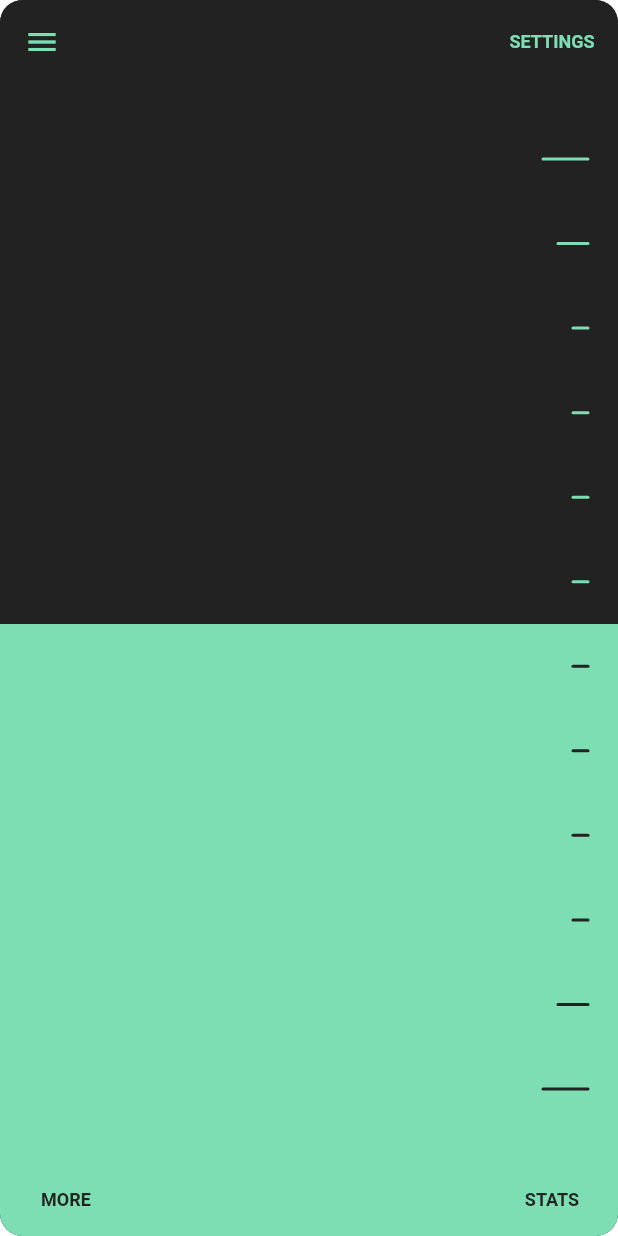
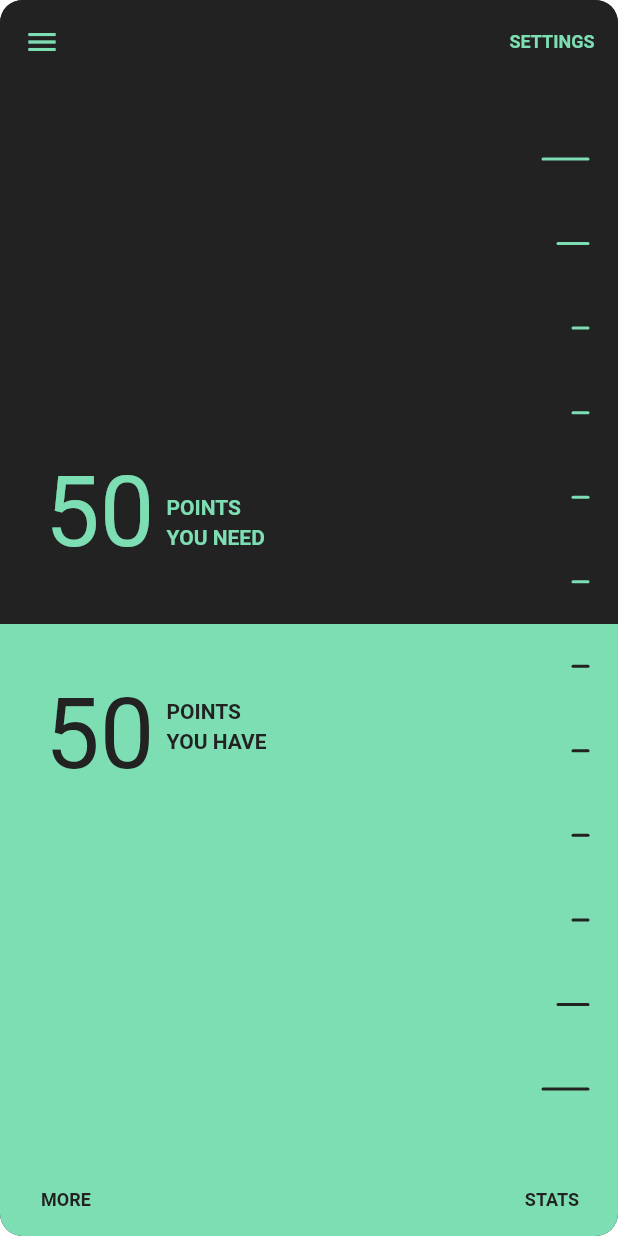
Before and after one commit to kevzzsk/SpringySlider, a Flutter app: the screen it shows after launch, on a phone screen of 412 x 824 dp. Run offline on Flutter 3.47's test engine with Material 2 defaults, Android fonts, the phone set to English and light mode, and no system bars.

Commit message:
Add numbers & text
Create Point class to render the numbers and text

```diff
--- a/lib/main.dart
+++ b/lib/main.dart
@@ -97,6 +97,11 @@ class SpringSlider extends StatefulWidget {
 }
 
 class _SpringSliderState extends State<SpringSlider> {
+  final double paddingTop = 50.0;
+  final double paddingBottom = 50.0;
+
+  double sliderPercent = 0.50;
+
   @override
   Widget build(BuildContext context) {
     return Stack(
@@ -104,11 +109,12 @@ class _SpringSliderState extends State<SpringSlider> {
         new SliderMarks(
           markCount: widget.markCount,
           color: widget.positiveColor,
-          paddingTop: 50.0,
-          paddingBottom: 50.0,
+          paddingTop: paddingTop,
+          paddingBottom: paddingBottom,
         ),
-        ClipPath( // custom CLIP
-        clipper:  new SliderClipper(),
+        ClipPath(
+          // custom CLIP
+          clipper: new SliderClipper(),
           child: new Stack(
             children: <Widget>[
               new Container(
@@ -117,12 +123,50 @@ class _SpringSliderState extends State<SpringSlider> {
               new SliderMarks(
                 markCount: widget.markCount,
                 color: widget.negativeColor,
-                paddingTop: 50.0,
-                paddingBottom: 50.0,
+                paddingTop: paddingTop,
+                paddingBottom: paddingBottom,
               ),
             ],
           ),
-        )
+        ),
+        new Padding(
+          padding: EdgeInsets.only(top: paddingTop, bottom: paddingBottom),
+          child: LayoutBuilder(
+            builder: (BuildContext context, BoxConstraints constraints) {
+              final height = constraints.maxHeight;
+              final sliderY = height * (1.0 - sliderPercent);
+              final pointsYouNeed = (100 * (1.0 - sliderPercent)).round();
+              final pointsYouHave = (100 - pointsYouNeed);
+
+              return new Stack(
+                children: <Widget>[
+                  new Positioned(
+                    left: 30.0,
+                    top: sliderY - 50.0,
+                    child: FractionalTranslation(
+                        translation: Offset(0.0, -1.0),
+                        child: new Points(
+                          points: pointsYouNeed,
+                          isAboveSlider: true,
+                          isPointsYouNeed: true,
+                          color: Theme.of(context).highlightColor,
+                        )),
+                  ),
+                  new Positioned(
+                    left: 30.0,
+                    top: sliderY + 50.0,
+                    child: new Points(
+                      points: pointsYouHave,
+                      isAboveSlider: false,
+                      isPointsYouNeed: false,
+                      color: Theme.of(context).primaryColor,
+                    ),
+                  )
+                ],
+              );
+            },
+          ),
+        ),
       ],
     );
   }
@@ -207,17 +251,13 @@ class SliderMarksPainter extends CustomPainter {
   }
 }
 
-class SliderClipper extends CustomClipper<Path>{
-
-
+class SliderClipper extends CustomClipper<Path> {
   @override
   prefix0.Path getClip(prefix0.Size size) {
     Path rect = new Path();
 
     rect.addRect(
-      new Rect.fromLTWH(
-        0.0, size.height/2, size.width, size.height)
-    );
+        new Rect.fromLTWH(0.0, size.height / 2, size.width, size.height));
 
     return rect;
   }
@@ -227,5 +267,56 @@ class SliderClipper extends CustomClipper<Path>{
     // TODO: implement shouldReclip
     return true;
   }
+}
 
+class Points extends StatelessWidget {
+  final int points;
+  final bool isAboveSlider;
+  final bool isPointsYouNeed;
+  final Color color;
+
+  Points({this.color, this.isAboveSlider, this.isPointsYouNeed, this.points});
+
+  @override
+  Widget build(BuildContext context) {
+    final percent = points / 100.0;
+    final pointTextSize = 30.0 + (70.0 * percent);
+
+    return Row(
+      crossAxisAlignment:
+          isAboveSlider ? CrossAxisAlignment.end : CrossAxisAlignment.start,
+      children: <Widget>[
+        FractionalTranslation(
+          translation: Offset(0.0, isAboveSlider? 0.18:-0.18),
+          child: new Text(
+            "$points",
+            style: new TextStyle(
+              fontSize: pointTextSize,
+              color: color,
+            ),
+          ),
+        ),
+        new Padding(
+          padding: EdgeInsets.only(left: 8.0),
+          child: Column(
+            mainAxisSize: MainAxisSize.min,
+            crossAxisAlignment: CrossAxisAlignment.start,
+            children: <Widget>[
+              new Padding(
+                padding: EdgeInsets.only(bottom: 4.0),
+                child: Text(
+                  'POINTS',
+                  style:
+                      new TextStyle(fontWeight: FontWeight.bold, color: color),
+                ),
+              ),
+              new Text(isPointsYouNeed ? 'YOU NEED' : 'YOU HAVE',
+                  style:
+                      new TextStyle(fontWeight: FontWeight.bold, color: color))
+            ],
+          ),
+        )
+      ],
+    );
+  }
 }
```
Also changed, not shown: 1 other file.
